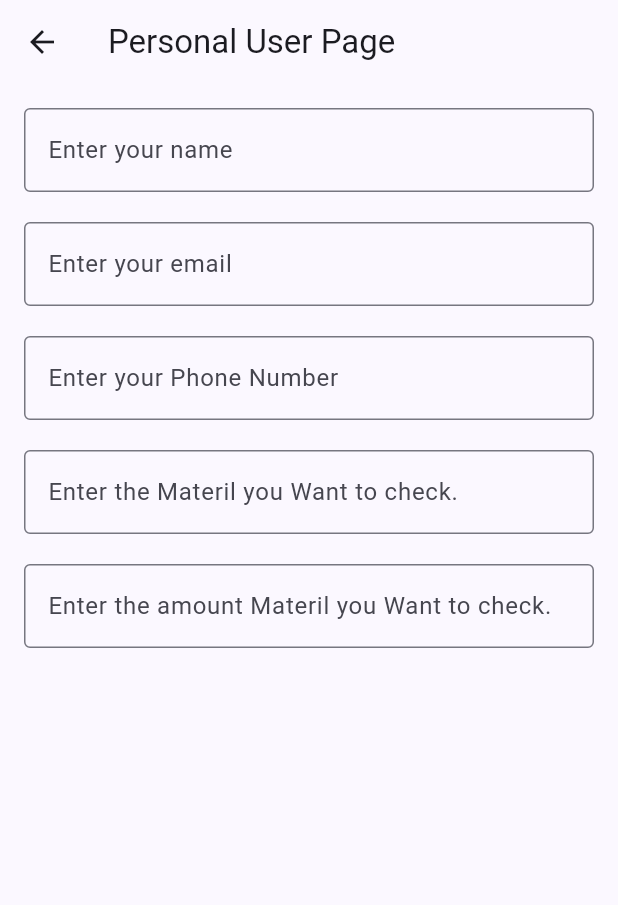
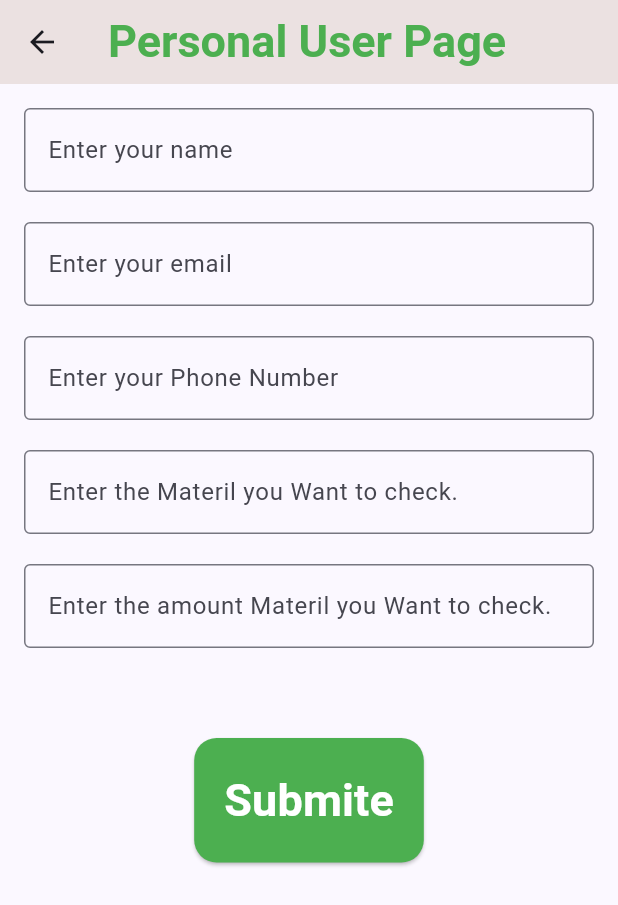
Before and after one commit to AyaAli72/Open_Project_App1, a Flutter app: the screen it shows after launch, after a tap on "Personal User", on a phone screen of 412 x 824 dp. Shown: the top 905 px of the screen. Run offline on Flutter 3.47's test engine with Material 3 defaults, Android fonts, the phone set to English and light mode, and no system bars.

Commit message:
add some features

```diff
--- a/0_Waste_Hub/test1/lib/main.dart
+++ b/0_Waste_Hub/test1/lib/main.dart
@@ -1,6 +1,7 @@
 import 'package:flutter/material.dart';
-import "personal_user.dart";
+import 'personal_user.dart';
 import 'Company.dart';
+// import 'Screens/Splash_screen.dart';
 
 void main() {
   runApp(const MyApp());
@@ -8,10 +9,11 @@ void main() {
 
 class MyApp extends StatelessWidget {
   const MyApp({super.key});
+
   @override
   Widget build(BuildContext context) {
     return MaterialApp(
-      title: 'Flutter App!!',
+      title: '0 Waste Hub App!!',
       theme: ThemeData(
         colorSchemeSeed: Colors.indigo,
         useMaterial3: true,
@@ -22,7 +24,9 @@ class MyApp extends StatelessWidget {
         useMaterial3: true,
         brightness: Brightness.dark,
       ),
-      home: const MyHomePage(title: 'Flutter Example App'),
+      home: MyHomePage(
+        title: "0 Waste Hub App",
+      ),
       debugShowCheckedModeBanner: false,
     );
   }
@@ -30,7 +34,6 @@ class MyApp extends StatelessWidget {
 
 class MyHomePage extends StatefulWidget {
   const MyHomePage({super.key, required this.title});
-
   final String title;
 
   @override
@@ -43,14 +46,15 @@ class _MyHomePageState extends State<MyHomePage> {
     return Scaffold(
       appBar: AppBar(
         centerTitle: true,
-          title: Text(
-            "0 Waste Hup",
+        title: const Text(
+          "0 Waste Hub",
           style: TextStyle(
             color: Color.fromARGB(255, 16, 155, 21),
             fontSize: 30,
-                fontWeight: FontWeight.bold),
+            fontWeight: FontWeight.bold,
           ),
-          backgroundColor: const Color.fromARGB(204, 253, 253, 253),
+        ),
+        backgroundColor: Color.fromARGB(204, 247, 238, 238),
       ),
       body: Center(
         child: Column(
@@ -61,39 +65,54 @@ class _MyHomePageState extends State<MyHomePage> {
                 Navigator.push(
                   context,
                   MaterialPageRoute(
-                          builder: (context) => PersonalUserPage()),
+                    builder: (context) => PersonalUserPage(),
+                  ),
                 );
               },
-                  child: Text('Personal User',
+              child: const Text(
+                'Personal User',
                 style: TextStyle(
                   color: Colors.white,
-                          fontSize: 20,
-                          fontWeight: FontWeight.bold)),
+                  fontSize: 30,
+                  fontWeight: FontWeight.bold,
+                ),
+              ),
               style: ElevatedButton.styleFrom(
+                padding: EdgeInsets.all(30),
                 backgroundColor: Colors.green,
                 shape: RoundedRectangleBorder(
-                          borderRadius: BorderRadius.circular(12)))),
+                  borderRadius: BorderRadius.circular(12),
+                ),
+              ),
+            ),
             ElevatedButton(
               onPressed: () {
                 Navigator.push(
                   context,
-                    MaterialPageRoute(builder: (context) => CompanyPage()),
+                  MaterialPageRoute(
+                    builder: (context) => CompanyPage(),
+                  ),
                 );
               },
-                child: Text(
+              child: const Text(
                 'Company',
                 style: TextStyle(
                   color: Colors.white,
-                      fontSize: 20,
-                      fontWeight: FontWeight.bold),
+                  fontSize: 30,
+                  fontWeight: FontWeight.bold,
+                ),
               ),
               style: ElevatedButton.styleFrom(
+                padding: EdgeInsets.all(30),
                 backgroundColor: Colors.green,
                 shape: RoundedRectangleBorder(
-                        borderRadius: BorderRadius.circular(12))),
+                  borderRadius: BorderRadius.circular(12),
+                ),
+              ),
             ),
           ],
         ),
-        ));
+      ),
+    );
   }
 }
--- a/0_Waste_Hub/test1/lib/personal_user.dart
+++ b/0_Waste_Hub/test1/lib/personal_user.dart
@@ -30,7 +30,14 @@ class _PersonalUserPageState extends State<PersonalUserPage> {
   @override
   Widget build(BuildContext context) {
     return Scaffold(
-      appBar: AppBar(title: Text("Personal User Page")),
+      appBar: AppBar(
+        title: Text(
+          "Personal User Page",
+          style: TextStyle(
+              color: Colors.green, fontSize: 30, fontWeight: FontWeight.bold),
+        ),
+        backgroundColor: const Color.fromARGB(255, 235, 225, 225),
+      ),
       body: SingleChildScrollView(
         child: Padding(
           padding: const EdgeInsets.all(16.0),
@@ -75,6 +82,25 @@ class _PersonalUserPageState extends State<PersonalUserPage> {
                   border: OutlineInputBorder(),
                 ),
               ),
+              SizedBox(
+                height: 60,
+                width: 60,
+              ),
+              ElevatedButton(
+                style: ElevatedButton.styleFrom(
+                    padding: EdgeInsets.all(20),
+                    shape: RoundedRectangleBorder(
+                        borderRadius: BorderRadius.circular(15)),
+                    backgroundColor: Colors.green),
+                onPressed: () {},
+                child: Text(
+                  "Submite",
+                  style: TextStyle(
+                      fontSize: 30,
+                      fontWeight: FontWeight.bold,
+                      color: Colors.white),
+                ),
+              ),
             ],
           ),
         ),
--- a/0_Waste_Hub/test1/pubspec.yaml
+++ b/0_Waste_Hub/test1/pubspec.yaml
@@ -59,9 +59,9 @@ flutter:
   uses-material-design: true
 
   # To add assets to your application, add an assets section, like this:
-  # assets:
-  #   - images/a_dot_burr.jpeg
-  #   - images/a_dot_ham.jpeg
+  assets:
+    - assets/images/
+    # - images/a_dot_ham.jpeg
 
   # An image asset can refer to one or more resolution-specific "variants", see
   # https://flutter.dev/assets-and-images/#resolution-aware
```
Also changed, not shown: 0_Waste_Hub/test1/lib/Company.dart (+27 -1 lines), 0_Waste_Hub/test1/lib/Screens/Splash_screen.dart (added, +45 -0 lines), 0_Waste_Hub/test1/assets/image1.jpg (added), 1 other file. Lines whose indentation alone changed are shown as unchanged.
